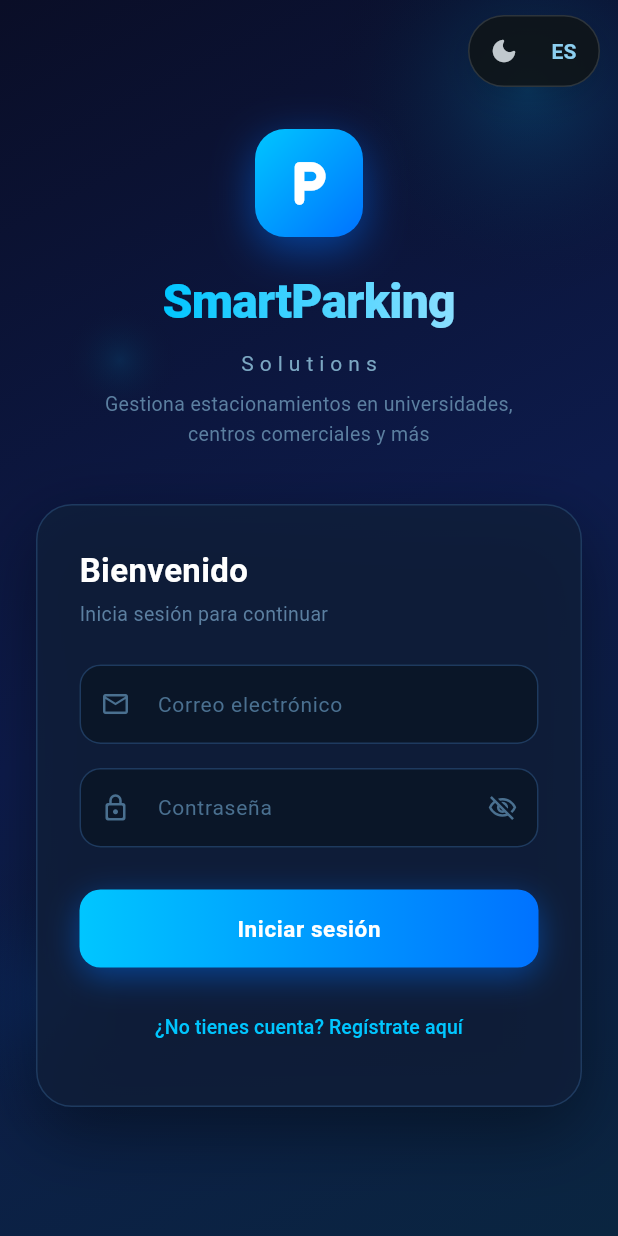
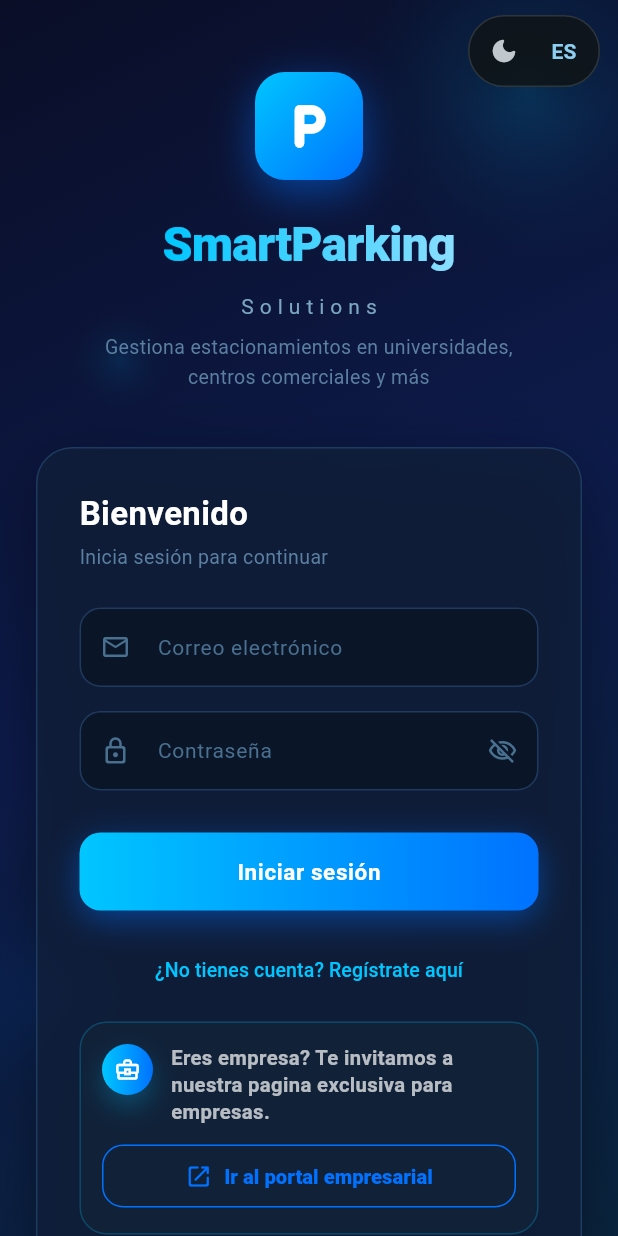
Before and after one commit to Luciano1503/SmartParking, a Flutter app: the screen it shows after launch, on a phone screen of 412 x 824 dp. Run offline on Flutter 3.47's test engine with Material 3 defaults, Android fonts, the phone set to English and light mode, and no system bars; our stand-ins replace geolocator, google_maps_flutter; accounts and stored records are empty.

Commit message:
Preparar app Flutter para produccion

```diff
--- a/proyectoestacionamiento/lib/Core/api_config.dart
+++ b/proyectoestacionamiento/lib/Core/api_config.dart
@@ -1,7 +1,12 @@
 class ApiConfig {
   static const String baseUrl = String.fromEnvironment(
     'API_BASE_URL',
-    defaultValue: 'http://192.168.100.28:8000',
+    defaultValue: 'https://smartparking-production-9a89.up.railway.app',
+  );
+
+  static const String companyPortalUrl = String.fromEnvironment(
+    'COMPANY_PORTAL_URL',
+    defaultValue: 'https://smart-parking-mlma.vercel.app/login',
   );
 
   static const String _parkingSocketOverride = String.fromEnvironment(
--- a/proyectoestacionamiento/lib/Core/app_localizations.dart
+++ b/proyectoestacionamiento/lib/Core/app_localizations.dart
@@ -20,6 +20,10 @@ class AppLocalizations {
       'login.password': 'Contraseña',
       'login.sign_in': 'Iniciar sesión',
       'login.register': '¿No tienes cuenta? Regístrate aquí',
+      'login.company_prompt':
+          'Eres empresa? Te invitamos a nuestra pagina exclusiva para empresas.',
+      'login.company_action': 'Ir al portal empresarial',
+      'login.company_error': 'No se pudo abrir el portal empresarial',
       'login.empty_credentials': 'Ingrese correo y contraseña',
       'login.invalid_credentials': 'Correo o contraseña incorrectos',
 
@@ -159,7 +163,8 @@ class AppLocalizations {
       'about.realtime_maps_subtitle':
           'Visualiza disponibilidad al instante desde la app',
       'about.history': 'Historial de uso',
-      'about.history_subtitle': 'Consulta tus ingresos y egresos cuando quieras',
+      'about.history_subtitle':
+          'Consulta tus ingresos y egresos cuando quieras',
       'about.security': 'Seguridad garantizada',
       'about.security_subtitle': 'Acceso controlado y monitoreo constante 24/7',
       'about.technology': 'Nuestra tecnología',
@@ -212,6 +217,10 @@ class AppLocalizations {
       'login.password': 'Password',
       'login.sign_in': 'Sign in',
       'login.register': "Don't have an account? Register here",
+      'login.company_prompt':
+          'Are you a company? Visit our exclusive business portal.',
+      'login.company_action': 'Go to business portal',
+      'login.company_error': 'Could not open the business portal',
       'login.empty_credentials': 'Enter email and password',
       'login.invalid_credentials': 'Incorrect email or password',
 
@@ -285,7 +294,8 @@ class AppLocalizations {
       'map.search': 'Search',
       'map.detecting_location': 'Detecting your location...',
       'map.unavailable': 'Location unavailable',
-      'map.enable_help': 'Enable GPS to see the\nclosest parking spots near you',
+      'map.enable_help':
+          'Enable GPS to see the\nclosest parking spots near you',
       'map.enable_location': 'Enable location',
       'map.user_location': 'Your location',
       'map.search_legend': 'Search',
@@ -347,12 +357,13 @@ class AppLocalizations {
       'about.offerings': 'What we offer',
       'about.smart_parking': 'Smart parking in real time',
       'about.realtime_maps': 'Real-time maps',
-      'about.realtime_maps_subtitle':
-          'See availability instantly from the app',
+      'about.realtime_maps_subtitle': 'See availability instantly from the app',
       'about.history': 'Usage history',
-      'about.history_subtitle': 'Review your entries and exits whenever you want',
+      'about.history_subtitle':
+          'Review your entries and exits whenever you want',
       'about.security': 'Guaranteed security',
-      'about.security_subtitle': 'Controlled access and constant 24/7 monitoring',
+      'about.security_subtitle':
+          'Controlled access and constant 24/7 monitoring',
       'about.technology': 'Our technology',
       'about.one_app': 'One app to manage everything',
       'about.tech_description':
@@ -398,7 +409,8 @@ class AppLocalizations {
     Locale? locale,
     TranslationParams params = const {},
   }) {
-    final language = locale?.languageCode ?? AppPreferences.instance.locale.languageCode;
+    final language =
+        locale?.languageCode ?? AppPreferences.instance.locale.languageCode;
     final template =
         _translations[language]?[key] ?? _translations['es']?[key] ?? key;
 
--- a/proyectoestacionamiento/lib/Widgets/main_widgets.dart
+++ b/proyectoestacionamiento/lib/Widgets/main_widgets.dart
@@ -13,7 +13,11 @@ class StyledBackground extends StatelessWidget {
           ? AppStyles.backgroundDecoration
           : const BoxDecoration(
               gradient: LinearGradient(
-                colors: [Color(0xFFF8FBFF), Color(0xFFEAF3FF), Color(0xFFDDEBFF)],
+                colors: [
+                  Color(0xFFF8FBFF),
+                  Color(0xFFEAF3FF),
+                  Color(0xFFDDEBFF),
+                ],
                 begin: Alignment.topLeft,
                 end: Alignment.bottomRight,
               ),
@@ -102,6 +106,7 @@ class LoginCard extends StatelessWidget {
   final VoidCallback onTogglePassword;
   final VoidCallback onLoginPressed;
   final VoidCallback onRegisterPressed;
+  final VoidCallback onCompanyPortalPressed;
 
   const LoginCard({
     super.key,
@@ -112,6 +117,7 @@ class LoginCard extends StatelessWidget {
     required this.onTogglePassword,
     required this.onLoginPressed,
     required this.onRegisterPressed,
+    required this.onCompanyPortalPressed,
   });
 
   @override
@@ -219,6 +225,102 @@ class LoginCard extends StatelessWidget {
               ),
             ),
           ),
+          const SizedBox(height: 10),
+          CompanyPortalInvite(
+            onPressed: isLoading ? null : onCompanyPortalPressed,
+          ),
+        ],
+      ),
+    );
+  }
+}
+
+class CompanyPortalInvite extends StatelessWidget {
+  final VoidCallback? onPressed;
+
+  const CompanyPortalInvite({super.key, required this.onPressed});
+
+  @override
+  Widget build(BuildContext context) {
+    final isDark = Theme.of(context).brightness == Brightness.dark;
+    final background = isDark
+        ? const Color(0xFF102238).withValues(alpha: 0.86)
+        : const Color(0xFFEFF7FF);
+    final borderColor = isDark
+        ? AppStyles.primaryCyan.withValues(alpha: 0.24)
+        : const Color(0xFFBBD9F4);
+    final textColor = isDark ? Colors.white70 : const Color(0xFF31506E);
+
+    return Container(
+      width: double.infinity,
+      padding: const EdgeInsets.all(14),
+      decoration: BoxDecoration(
+        color: background,
+        borderRadius: BorderRadius.circular(18),
+        border: Border.all(color: borderColor),
+      ),
+      child: Column(
+        children: [
+          Row(
+            crossAxisAlignment: CrossAxisAlignment.start,
+            children: [
+              Container(
+                width: 34,
+                height: 34,
+                decoration: BoxDecoration(
+                  shape: BoxShape.circle,
+                  gradient: const LinearGradient(
+                    colors: [AppStyles.primaryCyan, AppStyles.primaryBlue],
+                  ),
+                  boxShadow: [
+                    BoxShadow(
+                      color: AppStyles.primaryCyan.withValues(alpha: 0.26),
+                      blurRadius: 14,
+                      offset: const Offset(0, 8),
+                    ),
+                  ],
+                ),
+                child: const Icon(
+                  Icons.business_center_outlined,
+                  color: Colors.white,
+                  size: 18,
+                ),
+              ),
+              const SizedBox(width: 12),
+              Expanded(
+                child: Text(
+                  context.tr('login.company_prompt'),
+                  style: TextStyle(
+                    color: textColor,
+                    height: 1.35,
+                    fontSize: 13.5,
+                    fontWeight: FontWeight.w600,
+                  ),
+                ),
+              ),
+            ],
+          ),
+          const SizedBox(height: 10),
+          SizedBox(
+            width: double.infinity,
+            child: OutlinedButton.icon(
+              onPressed: onPressed,
+              icon: const Icon(Icons.open_in_new_rounded, size: 18),
+              label: Text(context.tr('login.company_action')),
+              style: OutlinedButton.styleFrom(
+                foregroundColor: AppStyles.primaryBlue,
+                side: const BorderSide(color: AppStyles.primaryBlue),
+                shape: RoundedRectangleBorder(
+                  borderRadius: BorderRadius.circular(14),
+                ),
+                padding: const EdgeInsets.symmetric(vertical: 12),
+                textStyle: const TextStyle(
+                  fontSize: 13.5,
+                  fontWeight: FontWeight.w800,
+                ),
+              ),
+            ),
+          ),
         ],
       ),
     );
```
Also changed, not shown: proyectoestacionamiento/lib/Pages/main.dart (+27 -0 lines), 2 other files.
